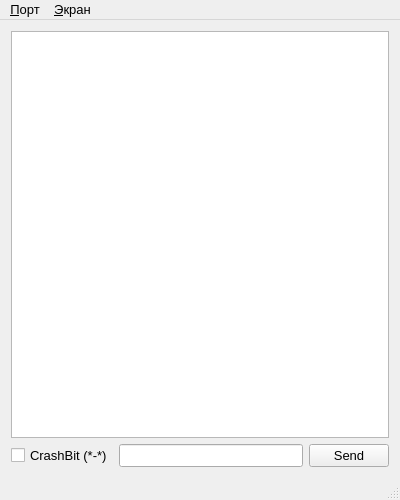
Old version of the form mainchatwindow.ui in the repository Egor-Ananko-650503/ComChat.
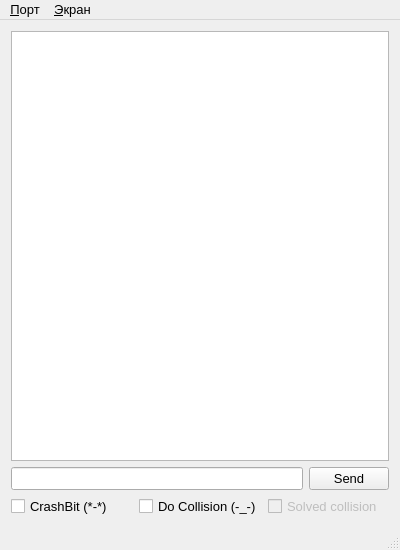
New version of the form. Icons and pictures are not drawn.

Commit message: UI part for collision was added.

Diff of the .ui file:
```diff
--- a/mainchatwindow.ui
+++ b/mainchatwindow.ui
@@ -7,9 +7,15 @@
     <x>0</x>
     <y>0</y>
     <width>400</width>
-    <height>500</height>
+    <height>550</height>
    </rect>
   </property>
+  <property name="minimumSize">
+   <size>
+    <width>400</width>
+    <height>550</height>
+   </size>
+  </property>
   <property name="font">
    <font>
     <family>Ubuntu</family>
@@ -32,13 +38,6 @@
       </item>
       <item>
        <layout class="QHBoxLayout" name="horizontalLayout">
-        <item>
-         <widget class="QCheckBox" name="checkBox">
-          <property name="text">
-           <string>CrashBit (*-*)</string>
-          </property>
-         </widget>
-        </item>
         <item>
          <widget class="QLineEdit" name="inputField"/>
         </item>
@@ -51,6 +50,34 @@
         </item>
        </layout>
       </item>
+      <item>
+       <layout class="QHBoxLayout" name="horizontalLayout_3">
+        <item>
+         <widget class="QCheckBox" name="crashBit">
+          <property name="text">
+           <string>CrashBit (*-*)</string>
+          </property>
+         </widget>
+        </item>
+        <item>
+         <widget class="QCheckBox" name="collision">
+          <property name="text">
+           <string>Do Collision (-_-)</string>
+          </property>
+         </widget>
+        </item>
+        <item>
+         <widget class="QCheckBox" name="isSolvedCollision">
+          <property name="enabled">
+           <bool>false</bool>
+          </property>
+          <property name="text">
+           <string>Solved collision</string>
+          </property>
+         </widget>
+        </item>
+       </layout>
+      </item>
      </layout>
     </item>
    </layout>
```
The commit also changes 4 other files.
